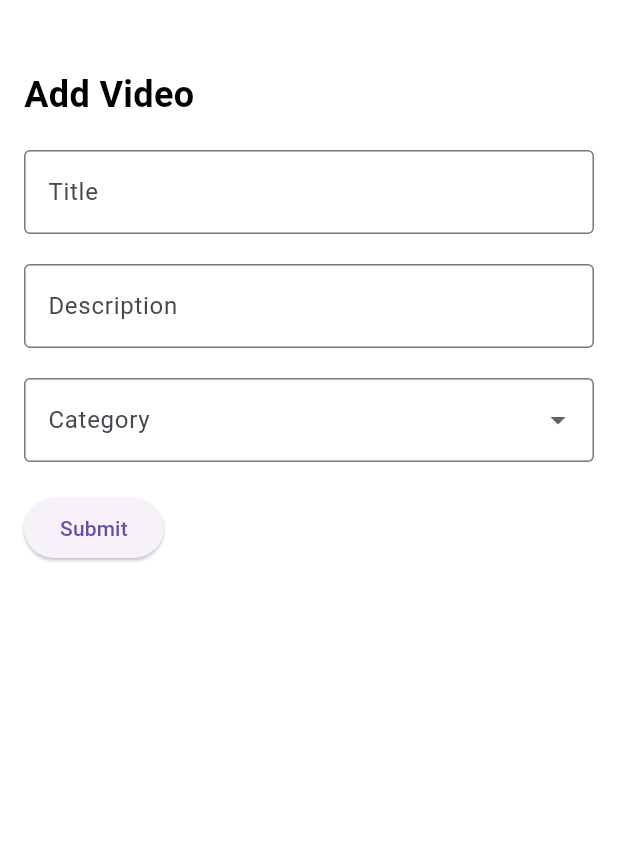
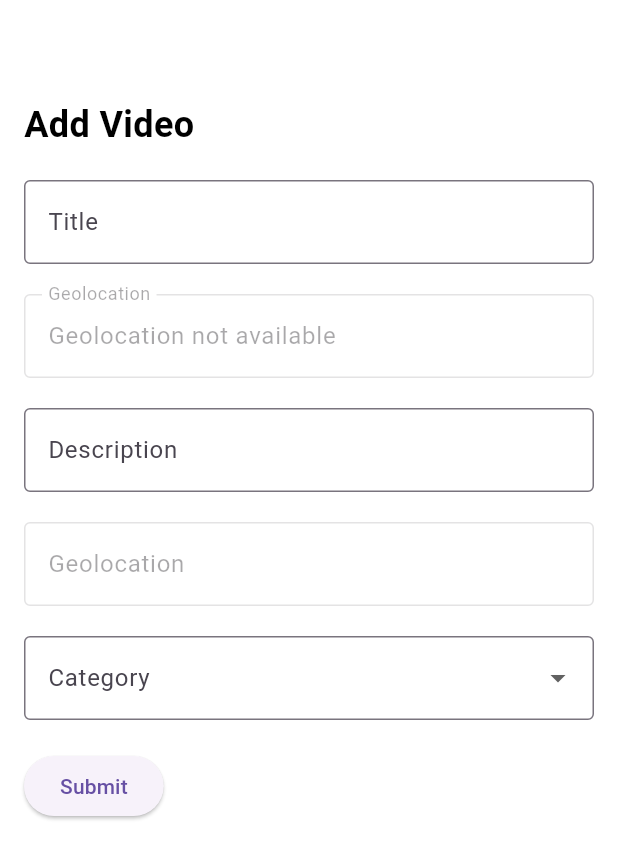
Before and after one commit to TheImperialOne/bwstory, a Flutter app: the VideoFormPage screen opened directly, on a phone screen of 412 x 824 dp. Shown: the top 859 px of the screen. Run offline on Flutter 3.47's test engine with Material 3 defaults, Android fonts, the phone set to English and light mode, and no system bars; our stand-ins replace camera, firebase_auth, firebase_core, geolocator, pinput, video_player; missing offline and left inert: geolocator_platform_interface, video_thumbnail; accounts and stored records are empty.

Commit message:
video shooting and preview with thumbnail

```diff
--- /dev/null
+++ b/lib/geolocator.dart
@@ -0,0 +1,5 @@
+import 'package:geolocator/geolocator.dart';
+
+class GeolocationData {
+  static Position? currentPosition;
+}
--- a/lib/main.dart
+++ b/lib/main.dart
@@ -68,7 +68,6 @@ class _MyAppState extends State<MyApp> {
         'verify': (context) => const MyVerify(),
         'home': (context) => const Home(),
         'record': (context) => const CameraPage(),
-        'form': (context) => const VideoFormPage()
       },
       home: const MyPhone(),
     );
--- a/lib/record-video/add_data.dart
+++ b/lib/record-video/add_data.dart
@@ -1,7 +1,16 @@
+import 'dart:typed_data';
+
 import 'package:flutter/material.dart';
+import 'package:geolocator_platform_interface/src/models/position.dart';
+
+import '../geolocator.dart';
 
 class VideoFormPage extends StatefulWidget {
-  const VideoFormPage({Key? key}) : super(key: key);
+  final Uint8List? thumbnailBytes; // Pass the thumbnail bytes as a parameter
+  final Position? location; // Pass the geolocation data as a parameter
+
+  const VideoFormPage({Key? key, this.thumbnailBytes, this.location})
+      : super(key: key);
 
   @override
   _VideoFormPageState createState() => _VideoFormPageState();
@@ -33,7 +42,14 @@ class _VideoFormPageState extends State<VideoFormPage> {
           child: Column(
             crossAxisAlignment: CrossAxisAlignment.start,
             children: [
-              SizedBox(height: 30), // Add space at the top
+              SizedBox(height: 30),
+              // Add space at the top
+              if (widget.thumbnailBytes !=
+                  null) // Check if thumbnailBytes is not null
+                Image.memory(widget.thumbnailBytes!),
+              // Display the thumbnail image
+              SizedBox(height: 20),
+              // Add space between title and form
               Text(
                 'Add Video',
                 style: TextStyle(
@@ -42,7 +58,8 @@ class _VideoFormPageState extends State<VideoFormPage> {
                   color: Colors.black,
                 ),
               ),
-              SizedBox(height: 20), // Add space between title and form
+              SizedBox(height: 20),
+              // Add space between title and form
               TextFormField(
                 decoration: InputDecoration(
                   labelText: 'Title',
@@ -60,7 +77,19 @@ class _VideoFormPageState extends State<VideoFormPage> {
                   });
                 },
               ),
-              SizedBox(height: 20), // Add space between fields
+              SizedBox(height: 20),
+              TextFormField(
+                decoration: InputDecoration(
+                  labelText: 'Geolocation',
+                  border: OutlineInputBorder(), // Add border
+                ),
+                initialValue: GeolocationData.currentPosition != null
+                    ? 'Latitude: ${GeolocationData.currentPosition!.latitude}, Longitude: ${GeolocationData.currentPosition!.longitude}'
+                    : 'Geolocation not available',
+                enabled: false, // Make it uneditable
+              ),
+              SizedBox(height: 20),
+              // Add space between fields
               TextFormField(
                 decoration: InputDecoration(
                   labelText: 'Description',
@@ -78,7 +107,20 @@ class _VideoFormPageState extends State<VideoFormPage> {
                   });
                 },
               ),
-              SizedBox(height: 20), // Add space between fields
+              SizedBox(height: 20),
+              // Add space between fields
+              TextFormField(
+                decoration: InputDecoration(
+                  labelText: 'Geolocation',
+                  border: OutlineInputBorder(), // Add border
+                ),
+                initialValue: widget.location != null
+                    ? 'Latitude: ${widget.location!.latitude}, Longitude: ${widget.location!.longitude}'
+                    : '', // Display geolocation if available
+                enabled: false, // Make it uneditable
+              ),
+              SizedBox(height: 20),
+              // Add space between fields
               DropdownButtonFormField<String>(
                 value: _selectedCategory.isNotEmpty ? _selectedCategory : null,
                 decoration: InputDecoration(
@@ -103,7 +145,8 @@ class _VideoFormPageState extends State<VideoFormPage> {
                   return null;
                 },
               ),
-              SizedBox(height: 20), // Add space between fields
+              SizedBox(height: 20),
+              // Add space between fields
               ElevatedButton(
                 onPressed: () {
                   if (_formKey.currentState!.validate()) {
--- /dev/null
+++ b/lib/thumbnail.dart
@@ -0,0 +1,5 @@
+import 'dart:typed_data';
+
+class ThumbnailData {
+  static Uint8List? thumbnailBytes;
+}
```
Also changed, not shown: lib/record-video/record.dart (+10 -2 lines), lib/record-video/video_page.dart (+10 -8 lines).
